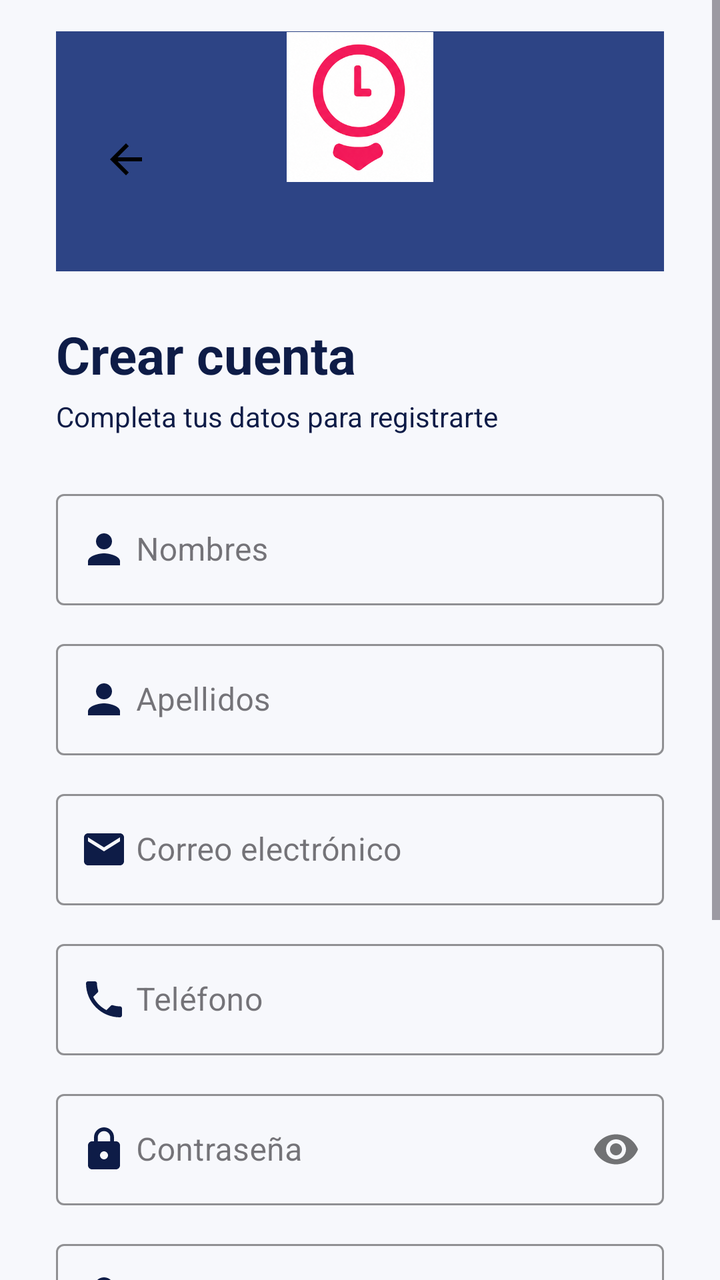
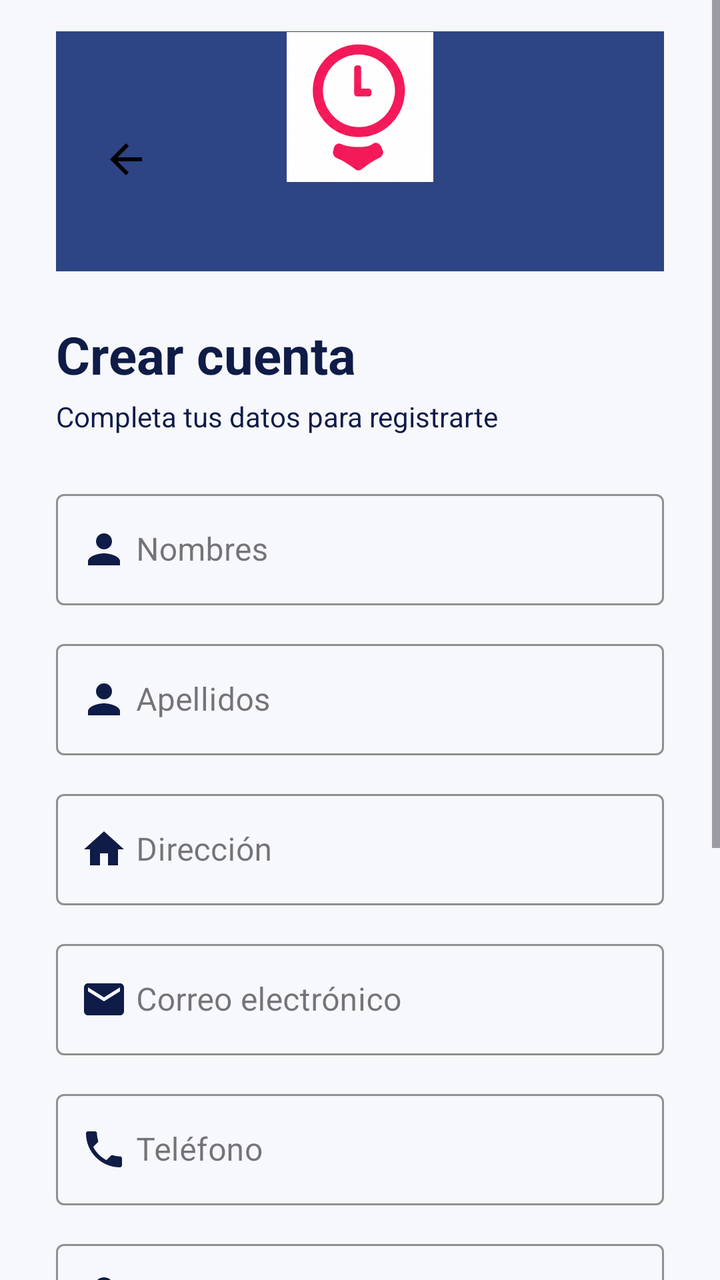

Two renders of the same Android screen: before a commit and after it. Below are the layout's source before the change and the commit's diff.
<!-- AndroidManifest.xml: application theme Theme.MyAttendanceApp -->
<!-- res/layout/activity_registro.xml -->
<?xml version="1.0" encoding="utf-8"?>
<ScrollView
    xmlns:android="http://schemas.android.com/apk/res/android"
    xmlns:app="http://schemas.android.com/apk/res-auto"
    xmlns:tools="http://schemas.android.com/tools"
    android:id="@+id/scrollViewRegistro"
    android:layout_width="match_parent"
    android:layout_height="match_parent"
    android:background="@color/background"

    android:fillViewport="true">

    <androidx.constraintlayout.widget.ConstraintLayout
        android:layout_width="match_parent"
        android:layout_height="wrap_content"
        android:paddingHorizontal="28dp"
        android:paddingBottom="40dp">

        

        


        <View
            android:id="@+id/headerRegistro"
            android:layout_width="match_parent"
            android:layout_height="120dp"
            android:layout_marginTop="44dp"
            android:background="@color/azul_claro"
            app:layout_constraintBottom_toBottomOf="@+id/imgLogo"
            app:layout_constraintEnd_toEndOf="parent"
            app:layout_constraintHorizontal_bias="0.0"
            app:layout_constraintStart_toStartOf="parent"
            app:layout_constraintTop_toTopOf="parent" />

        <ImageView
            android:id="@+id/imgLogo"
            android:layout_width="128dp"
            android:layout_height="107dp"
            android:contentDescription="@string/cd_logo_app"
            android:padding="16dp"
            android:scaleType="fitCenter"
            android:src="@drawable/logo_myattendance"
            app:layout_constraintEnd_toEndOf="@+id/headerRegistro"
            app:layout_constraintStart_toStartOf="@+id/headerRegistro"
            tools:layout_editor_absoluteY="56dp"
            tools:ignore="MissingConstraints" />

        

        <ImageButton
            android:id="@+id/btnVolver"
            android:layout_width="54dp"
            android:layout_height="47dp"
            android:layout_marginStart="8dp"
            android:layout_marginTop="56dp"
            android:background="@color/azul_claro"
            android:contentDescription="@string/btn_volver"
            android:padding="6dp"
            android:src="@drawable/ic_arrow_back"
            app:layout_constraintStart_toStartOf="parent"
            app:layout_constraintTop_toTopOf="parent"
            app:tint="@color/black"
            tools:ignore="ImageContrastCheck" />

        <TextView
            android:id="@+id/tvTituloRegistro"
            android:layout_width="wrap_content"
            android:layout_height="wrap_content"
            android:text="@string/titulo_registrar"
            android:textColor="@color/azul_oscuro"
            android:textSize="26sp"
            android:textStyle="bold"
            android:layout_marginTop="24dp"
            app:layout_constraintTop_toBottomOf="@id/headerRegistro"
            app:layout_constraintStart_toStartOf="parent"/>

        
        <TextView
            android:id="@+id/tvSubtituloRegistro"
            android:layout_width="wrap_content"
            android:layout_height="wrap_content"
            android:text="@string/subtitulo_registrar"
            android:textColor="@color/azul_oscuro"
            android:textSize="14sp"
            android:layout_marginTop="4dp"
            app:layout_constraintTop_toBottomOf="@id/tvTituloRegistro"
            app:layout_constraintStart_toStartOf="parent"/>

        
        <com.google.android.material.textfield.TextInputLayout
            android:id="@+id/tilNombres"
            style="@style/Widget.MaterialComponents.TextInputLayout.OutlinedBox"
            android:layout_width="0dp"
            android:layout_height="wrap_content"
            android:hint="@string/hint_nombres"
            android:layout_marginTop="24dp"
            app:boxStrokeColor="@color/azul_oscuro"
            app:hintTextColor="@color/azul_oscuro"
            app:startIconDrawable="@drawable/ic_profile"
            app:startIconTint="@color/azul_oscuro"
            app:layout_constraintTop_toBottomOf="@id/tvSubtituloRegistro"
            app:layout_constraintStart_toStartOf="parent"
            app:layout_constraintEnd_toEndOf="parent">

            <com.google.android.material.textfield.TextInputEditText
                android:id="@+id/etNombres"
                android:layout_width="match_parent"
                android:layout_height="wrap_content"
                android:inputType="textPersonName"
                android:paddingStart="40dp"
                android:textColor="@color/azul_oscuro"
                tools:ignore="RtlSymmetry,TextContrastCheck,VisualLintTextFieldSize" />
        </com.google.android.material.textfield.TextInputLayout>

        
        <com.google.android.material.textfield.TextInputLayout
            android:id="@+id/tilApellidos"
            style="@style/Widget.MaterialComponents.TextInputLayout.OutlinedBox"
            android:layout_width="0dp"
            android:layout_height="wrap_content"
            android:hint="@string/hint_apellidos"
            android:layout_marginTop="14dp"
            app:boxStrokeColor="@color/azul_oscuro"
            app:hintTextColor="@color/azul_oscuro"
            app:startIconDrawable="@drawable/ic_profile"
            app:startIconTint="@color/azul_oscuro"
            app:layout_constraintTop_toBottomOf="@id/tilNombres"
            app:layout_constraintStart_toStartOf="parent"
            app:layout_constraintEnd_toEndOf="parent">

            <com.google.android.material.textfield.TextInputEditText
                android:id="@+id/etApellidos"
                android:layout_width="match_parent"
                android:layout_height="wrap_content"
                android:inputType="textPersonName"
                android:paddingStart="40dp"
                android:textColor="@color/azul_oscuro"
                tools:ignore="RtlSymmetry,TextContrastCheck,VisualLintTextFieldSize" />
        </com.google.android.material.textfield.TextInputLayout>

        
        <com.google.android.material.textfield.TextInputLayout
            android:id="@+id/tilEmailReg"
            style="@style/Widget.MaterialComponents.TextInputLayout.OutlinedBox"
            android:layout_width="0dp"
            android:layout_height="wrap_content"
            android:hint="@string/hint_email"
            android:layout_marginTop="14dp"
            app:boxStrokeColor="@color/azul_oscuro"
            app:hintTextColor="@color/azul_oscuro"
            app:startIconDrawable="@drawable/ic_email"
            app:startIconTint="@color/azul_oscuro"
            app:layout_constraintTop_toBottomOf="@id/tilApellidos"
            app:layout_constraintStart_toStartOf="parent"
            app:layout_constraintEnd_toEndOf="parent">

            <com.google.android.material.textfield.TextInputEditText
                android:id="@+id/etEmailReg"
                android:layout_width="match_parent"
                android:layout_height="wrap_content"
                android:inputType="textEmailAddress"
                android:paddingStart="40dp"
                android:textColor="@color/azul_oscuro"
                tools:ignore="RtlSymmetry,TextContrastCheck,VisualLintTextFieldSize" />
        </com.google.android.material.textfield.TextInputLayout>

        
        <com.google.android.material.textfield.TextInputLayout
            android:id="@+id/tilTelefono"
            style="@style/Widget.MaterialComponents.TextInputLayout.OutlinedBox"
            android:layout_width="0dp"
            android:layout_height="wrap_content"
            android:hint="@string/hint_telefono"
            android:layout_marginTop="14dp"
            app:boxStrokeColor="@color/azul_oscuro"
            app:hintTextColor="@color/azul_oscuro"
            app:startIconDrawable="@drawable/ic_phone"
            app:startIconTint="@color/azul_oscuro"
            app:layout_constraintTop_toBottomOf="@id/tilEmailReg"
            app:layout_constraintStart_toStartOf="parent"
            app:layout_constraintEnd_toEndOf="parent">

            <com.google.android.material.textfield.TextInputEditText
                android:id="@+id/etTelefono"
                android:layout_width="match_parent"
                android:layout_height="wrap_content"
                android:inputType="phone"
                android:paddingStart="40dp"
                android:textColor="@color/azul_oscuro"
                tools:ignore="RtlSymmetry,VisualLintTextFieldSize,TextContrastCheck" />
        </com.google.android.material.textfield.TextInputLayout>

        
        <com.google.android.material.textfield.TextInputLayout
            android:id="@+id/tilPassReg"
            style="@style/Widget.MaterialComponents.TextInputLayout.OutlinedBox"
            android:layout_width="0dp"
            android:layout_height="wrap_content"
            android:hint="@string/hint_pass"
            android:layout_marginTop="14dp"
            app:boxStrokeColor="@color/azul_oscuro"
            app:hintTextColor="@color/azul_oscuro"
            app:startIconDrawable="@drawable/ic_lock"
            app:startIconTint="@color/azul_oscuro"
            app:passwordToggleEnabled="true"
            app:layout_constraintTop_toBottomOf="@id/tilTelefono"
            app:layout_constraintStart_toStartOf="parent"
            app:layout_constraintEnd_toEndOf="parent">

            <com.google.android.material.textfield.TextInputEditText
                android:id="@+id/etPassReg"
                android:layout_width="match_parent"
                android:layout_height="wrap_content"
                android:inputType="textPassword"
                android:paddingStart="40dp"
                android:textColor="@color/azul_oscuro"
                tools:ignore="RtlSymmetry,VisualLintTextFieldSize,TextContrastCheck" />
        </com.google.android.material.textfield.TextInputLayout>

        
        <com.google.android.material.textfield.TextInputLayout
            android:id="@+id/tilConfirmPass"
            style="@style/Widget.MaterialComponents.TextInputLayout.OutlinedBox"
            android:layout_width="0dp"
            android:layout_height="wrap_content"
            android:hint="@string/hint_confirmarpass"
            android:layout_marginTop="14dp"
            app:boxStrokeColor="@color/azul_oscuro"
            app:hintTextColor="@color/azul_oscuro"
            app:startIconDrawable="@drawable/ic_lock"
            app:startIconTint="@color/azul_oscuro"
            app:passwordToggleEnabled="true"
            app:layout_constraintTop_toBottomOf="@id/tilPassReg"
            app:layout_constraintStart_toStartOf="parent"
            app:layout_constraintEnd_toEndOf="parent">

            <com.google.android.material.textfield.TextInputEditText
                android:id="@+id/etConfirmPass"
                android:layout_width="match_parent"
                android:layout_height="wrap_content"
                android:inputType="textPassword"
                android:paddingStart="40dp"
                android:textColor="@color/azul_oscuro"
                tools:ignore="RtlSymmetry,TextContrastCheck,VisualLintTextFieldSize" />
        </com.google.android.material.textfield.TextInputLayout>

        
        <CheckBox
            android:id="@+id/cbTerminos"
            android:layout_width="0dp"
            android:layout_height="wrap_content"
            android:text="@string/aceptar_tyc"
            android:textColor="@color/azul"
            android:textSize="13sp"
            android:buttonTint="@color/azul_oscuro"
            android:layout_marginTop="16dp"
            app:layout_constraintTop_toBottomOf="@id/tilConfirmPass"
            app:layout_constraintStart_toStartOf="parent"
            app:layout_constraintEnd_toEndOf="parent"
            tools:ignore="VisualLintButtonSize" />

        
        <com.google.android.material.button.MaterialButton
            android:id="@+id/btnRegistrar"
            android:layout_width="0dp"
            android:layout_height="52dp"
            android:text="@string/btn_registrar"
            android:textColor="@color/white"
            android:textSize="16sp"
            android:textStyle="bold"
            android:layout_marginTop="20dp"
            app:backgroundTint="@color/fucsia"
            app:cornerRadius="26dp"
            app:layout_constraintTop_toBottomOf="@id/cbTerminos"
            app:layout_constraintStart_toStartOf="parent"
            app:layout_constraintEnd_toEndOf="parent"
            tools:ignore="VisualLintButtonSize" />

        
        <LinearLayout
            android:id="@+id/llInicioSesion"
            android:layout_width="wrap_content"
            android:layout_height="wrap_content"
            android:orientation="horizontal"
            android:gravity="center_vertical"
            android:layout_marginTop="18dp"
            app:layout_constraintTop_toBottomOf="@id/btnRegistrar"
            app:layout_constraintStart_toStartOf="parent"
            app:layout_constraintEnd_toEndOf="parent">

            <TextView
                android:layout_width="wrap_content"
                android:layout_height="wrap_content"
                android:text="@string/link_ya_tienes_cuenta"
                android:textColor="@color/azul_oscuro"
                android:textSize="14sp"/>

            <TextView
                android:id="@+id/tvIniciarSesion"
                android:layout_width="wrap_content"
                android:layout_height="wrap_content"
                android:text="@string/link_inicia_sesion"
                android:textColor="@color/azul_claro"
                android:textSize="14sp"
                android:textStyle="bold"
                android:paddingStart="4dp"
                android:clickable="true"
                android:focusable="true"
                tools:ignore="RtlSymmetry" />
        </LinearLayout>

    </androidx.constraintlayout.widget.ConstraintLayout>
</ScrollView>
<!-- resources referenced by this layout -->
<resources>
  <color name="azul">#162B63</color>
  <color name="azul_claro">#2D4485</color>
  <color name="azul_oscuro">#0E1C47</color>
  <color name="background">#F7F8FC</color>
  <color name="black">#000000</color>
  <color name="fucsia">#F5427A</color>
  <color name="white">#FFFFFF</color>
  <!-- drawable ic_arrow_back (drawable) -->
  <?xml version="1.0" encoding="utf-8"?>
  <vector xmlns:android="http://schemas.android.com/apk/res/android"
      android:width="24dp" android:height="24dp"
      android:viewportWidth="24" android:viewportHeight="24">
      <path android:fillColor="@android:color/black"
          android:pathData="M20,11H7.83l5.59,-5.59L12,4l-8,8 8,8 1.41,-1.41L7.83,13H20v-2z"/>
  </vector>
  <!-- drawable ic_email (drawable) -->
  <?xml version="1.0" encoding="utf-8"?>
  <vector xmlns:android="http://schemas.android.com/apk/res/android"
      android:width="24dp" android:height="24dp"
      android:viewportWidth="24" android:viewportHeight="24">
      <path android:fillColor="@android:color/black"
          android:pathData="M20,4H4C2.9,4 2,4.9 2,6v12c0,1.1 0.9,2 2,2h16c1.1,0 2,-0.9 2,-2V6C22,4.9 21.1,4 20,4zM20,8l-8,5L4,8V6l8,5 8,-5V8z"/>
  </vector>
  <!-- drawable ic_lock (drawable) -->
  <?xml version="1.0" encoding="utf-8"?>
  <vector xmlns:android="http://schemas.android.com/apk/res/android"
      android:width="24dp" android:height="24dp"
      android:viewportWidth="24" android:viewportHeight="24">
      <path android:fillColor="@android:color/black"
          android:pathData="M18,8h-1V6c0,-2.76 -2.24,-5 -5,-5S7,3.24 7,6v2H6c-1.1,0 -2,0.9 -2,2v10c0,1.1 0.9,2 2,2h12c1.1,0 2,-0.9 2,-2V10C20,8.9 19.1,8 18,8zM12,17c-1.1,0 -2,-0.9 -2,-2s0.9,-2 2,-2 2,0.9 2,2S13.1,17 12,17zM15.1,8H8.9V6c0,-1.71 1.39,-3.1 3.1,-3.1 1.71,0 3.1,1.39 3.1,3.1V8z"/>
  </vector>
  <!-- drawable ic_profile (drawable) -->
  <?xml version="1.0" encoding="utf-8"?>
  <vector xmlns:android="http://schemas.android.com/apk/res/android"
      android:width="24dp" android:height="24dp"
      android:viewportWidth="24" android:viewportHeight="24">
      <path android:fillColor="@android:color/black"
          android:pathData="M12,12c2.21,0 4,-1.79 4,-4s-1.79,-4 -4,-4-4,1.79 -4,4 1.79,4 4,4zM12,14c-2.67,0 -8,1.34 -8,4v2h16v-2c0,-2.66 -5.33,-4 -8,-4z"/>
  </vector>
  <string name="aceptar_tyc">Acepto los Términos y Condiciones</string>
  <string name="btn_registrar">Registrarme</string>
  <string name="btn_volver">Volver</string>
  <string name="cd_logo_app">Logo MyAttendanceApp</string>
  <string name="hint_apellidos">Apellidos</string>
  <string name="hint_confirmarpass">Confirmar contraseña</string>
  <string name="hint_email">Correo electrónico</string>
  <string name="hint_nombres">Nombres</string>
  <string name="hint_pass">Contraseña</string>
  <string name="hint_telefono">Teléfono</string>
  <string name="link_inicia_sesion">Inicia sesión</string>
  <string name="link_ya_tienes_cuenta">¿Ya tienes cuenta?</string>
  <string name="subtitulo_registrar">Completa tus datos para registrarte</string>
  <string name="titulo_registrar">Crear cuenta</string>
  <style name="Theme.MyAttendanceApp" parent="Base.Theme.MyAttendanceApp" />
  <style name="Base.Theme.MyAttendanceApp" parent="Theme.Material3.DayNight.NoActionBar">
          
          
      </style>
  <!-- unchanged entries left out for length: 2 -->
</resources>

<!-- the commit's change to res/layout/activity_registro.xml (unified diff, before → after) -->
@@ -141,6 +141,32 @@
 
         
         <com.google.android.material.textfield.TextInputLayout
+            android:id="@+id/tilDireccion"
+            style="@style/Widget.MaterialComponents.TextInputLayout.OutlinedBox"
+            android:layout_width="0dp"
+            android:layout_height="wrap_content"
+            android:hint="@string/hint_direccion"
+            android:layout_marginTop="14dp"
+            app:boxStrokeColor="@color/azul_oscuro"
+            app:hintTextColor="@color/azul_oscuro"
+            app:startIconDrawable="@drawable/ic_home"
+            app:startIconTint="@color/azul_oscuro"
+            app:layout_constraintTop_toBottomOf="@id/tilApellidos"
+            app:layout_constraintStart_toStartOf="parent"
+            app:layout_constraintEnd_toEndOf="parent">
+
+            <com.google.android.material.textfield.TextInputEditText
+                android:id="@+id/etdireccion"
+                android:layout_width="match_parent"
+                android:layout_height="wrap_content"
+                android:inputType="textPersonName"
+                android:paddingStart="40dp"
+                android:textColor="@color/azul_oscuro"
+                tools:ignore="RtlSymmetry,TextContrastCheck,VisualLintTextFieldSize" />
+        </com.google.android.material.textfield.TextInputLayout>
+
+        
+        <com.google.android.material.textfield.TextInputLayout
             android:id="@+id/tilEmailReg"
             style="@style/Widget.MaterialComponents.TextInputLayout.OutlinedBox"
             android:layout_width="0dp"
@@ -151,7 +177,7 @@
             app:hintTextColor="@color/azul_oscuro"
             app:startIconDrawable="@drawable/ic_email"
             app:startIconTint="@color/azul_oscuro"
-            app:layout_constraintTop_toBottomOf="@id/tilApellidos"
+            app:layout_constraintTop_toBottomOf="@id/tilDireccion"
             app:layout_constraintStart_toStartOf="parent"
             app:layout_constraintEnd_toEndOf="parent">
 
<!-- resource entries referenced after the edit -->
@@ -23,6 +23,14 @@
       <path android:fillColor="@android:color/black"
           android:pathData="M20,4H4C2.9,4 2,4.9 2,6v12c0,1.1 0.9,2 2,2h16c1.1,0 2,-0.9 2,-2V6C22,4.9 21.1,4 20,4zM20,8l-8,5L4,8V6l8,5 8,-5V8z"/>
   </vector>
+  <!-- drawable ic_home (drawable) -->
+  <?xml version="1.0" encoding="utf-8"?>
+  <vector xmlns:android="http://schemas.android.com/apk/res/android"
+      android:width="24dp" android:height="24dp"
+      android:viewportWidth="24" android:viewportHeight="24">
+      <path android:fillColor="@android:color/black"
+          android:pathData="M10,20v-6h4v6h5v-8h3L12,3 2,12h3v8z"/>
+  </vector>
   <!-- drawable ic_lock (drawable) -->
   <?xml version="1.0" encoding="utf-8"?>
   <vector xmlns:android="http://schemas.android.com/apk/res/android"
@@ -45,6 +53,7 @@
   <string name="cd_logo_app">Logo MyAttendanceApp</string>
   <string name="hint_apellidos">Apellidos</string>
   <string name="hint_confirmarpass">Confirmar contraseña</string>
+  <string name="hint_direccion">Dirección</string>
   <string name="hint_email">Correo electrónico</string>
   <string name="hint_nombres">Nombres</string>
   <string name="hint_pass">Contraseña</string>
